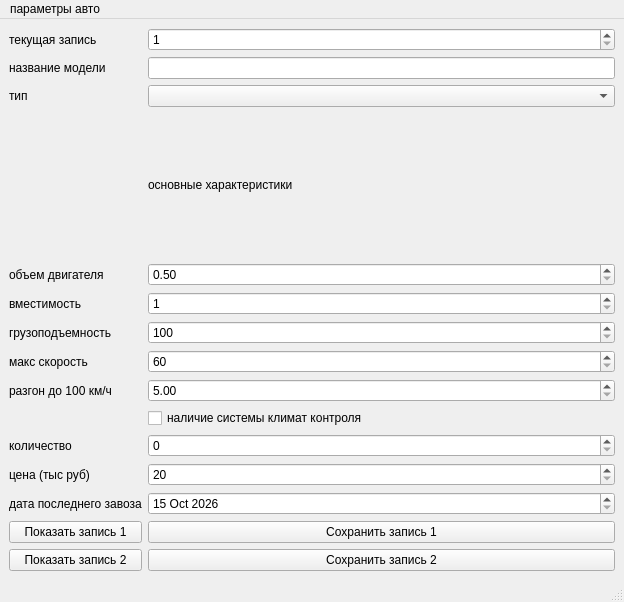
Above: mainwindow.ui from policinskijandrej65-cell/nvtsuk1 before the change. Below: the same form after it.
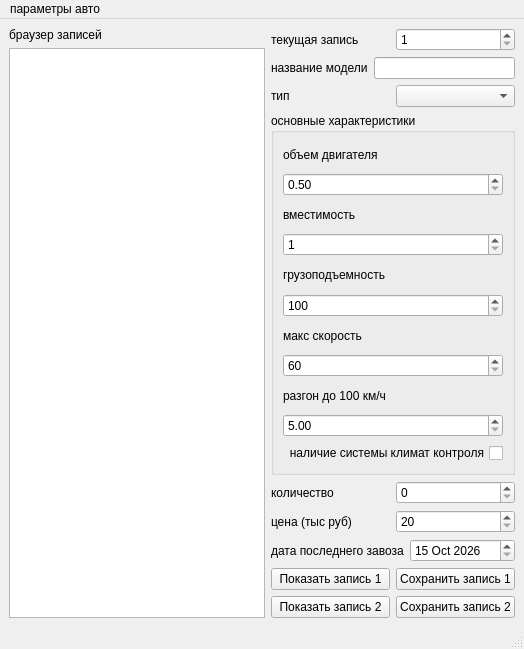
That is the form after the change.

Commit message: сгруппировал кнопки и сделал окно растягивающееся

```diff
--- a/mainwindow.ui
+++ b/mainwindow.ui
@@ -6,8 +6,8 @@
    <rect>
     <x>0</x>
     <y>0</y>
-    <width>624</width>
-    <height>602</height>
+    <width>524</width>
+    <height>649</height>
    </rect>
   </property>
   <property name="windowTitle">
@@ -17,56 +17,52 @@
    <string>&lt;html&gt;&lt;head/&gt;&lt;body&gt;&lt;p&gt;вместимость&lt;/p&gt;&lt;p&gt;&lt;br/&gt;&lt;/p&gt;&lt;/body&gt;&lt;/html&gt;</string>
   </property>
   <widget class="QWidget" name="centralwidget">
-   <layout class="QGridLayout" name="gridLayout">
-    <item row="0" column="0">
+   <layout class="QGridLayout" name="gridLayout_2">
+    <item row="0" column="0" rowspan="9">
+     <layout class="QVBoxLayout" name="verticalLayout">
+      <item>
+       <widget class="QLabel" name="label_7">
+        <property name="text">
+         <string>браузер записей</string>
+        </property>
+       </widget>
+      </item>
+      <item>
+       <widget class="QListWidget" name="listWidget"/>
+      </item>
+     </layout>
+    </item>
+    <item row="0" column="1">
+     <layout class="QHBoxLayout" name="horizontalLayout_4">
+      <item>
      <widget class="QLabel" name="label_6">
       <property name="text">
        <string>текущая запись</string>
       </property>
      </widget>
     </item>
-    <item row="13" column="2">
-     <widget class="QSpinBox" name="amount">
-      <property name="maximum">
-       <number>1000</number>
-      </property>
-     </widget>
-    </item>
-    <item row="7" column="2">
-     <widget class="QSpinBox" name="human_capacity">
+      <item>
+       <widget class="QSpinBox" name="current_session">
       <property name="minimum">
        <number>1</number>
       </property>
       <property name="maximum">
-       <number>300</number>
+         <number>2</number>
       </property>
      </widget>
     </item>
-    <item row="7" column="0">
-     <widget class="QLabel" name="label">
-      <property name="text">
-       <string>вместимость</string>
-      </property>
-     </widget>
+     </layout>
     </item>
-    <item row="14" column="2">
-     <widget class="QSpinBox" name="price">
-      <property name="minimum">
-       <number>20</number>
-      </property>
-      <property name="maximum">
-       <number>3000</number>
-      </property>
-     </widget>
-    </item>
-    <item row="3" column="0">
-     <widget class="QLabel" name="label_4">
+    <item row="1" column="1">
+     <layout class="QHBoxLayout" name="horizontalLayout">
+      <item>
+       <widget class="QLabel" name="label_5">
       <property name="text">
-       <string>тип</string>
+         <string>название модели</string>
       </property>
      </widget>
     </item>
-    <item row="1" column="2">
+      <item>
      <widget class="QLineEdit" name="brand_name">
       <property name="text">
        <string/>
@@ -76,14 +72,73 @@
       </property>
      </widget>
     </item>
-    <item row="8" column="0">
+     </layout>
+    </item>
+    <item row="2" column="1">
+     <layout class="QHBoxLayout" name="horizontalLayout_2">
+      <item>
+       <widget class="QLabel" name="label_4">
+        <property name="text">
+         <string>тип</string>
+        </property>
+       </widget>
+      </item>
+      <item>
+       <widget class="QComboBox" name="type_selector"/>
+      </item>
+     </layout>
+    </item>
+    <item row="3" column="1">
+     <widget class="QGroupBox" name="groupBox">
+      <property name="title">
+       <string>основные характеристики</string>
+      </property>
+      <layout class="QGridLayout" name="gridLayout">
+       <item row="0" column="0">
+        <widget class="QLabel" name="label_9">
+         <property name="text">
+          <string>объем двигателя</string>
+         </property>
+        </widget>
+       </item>
+       <item row="1" column="0">
+        <widget class="QDoubleSpinBox" name="engine_v">
+         <property name="minimum">
+          <double>0.500000000000000</double>
+         </property>
+         <property name="maximum">
+          <double>30.000000000000000</double>
+         </property>
+         <property name="singleStep">
+          <double>0.050000000000000</double>
+         </property>
+        </widget>
+       </item>
+       <item row="2" column="0">
+        <widget class="QLabel" name="label">
+         <property name="text">
+          <string>вместимость</string>
+         </property>
+        </widget>
+       </item>
+       <item row="3" column="0">
+        <widget class="QSpinBox" name="human_capacity">
+         <property name="minimum">
+          <number>1</number>
+         </property>
+         <property name="maximum">
+          <number>300</number>
+         </property>
+        </widget>
+       </item>
+       <item row="4" column="0">
      <widget class="QLabel" name="label_2">
       <property name="text">
        <string>грузоподъемность</string>
       </property>
      </widget>
     </item>
-    <item row="8" column="2">
+       <item row="5" column="0">
      <widget class="QSpinBox" name="weight_capacity">
       <property name="minimum">
        <number>100</number>
@@ -93,45 +148,14 @@
       </property>
      </widget>
     </item>
-    <item row="1" column="0">
-     <widget class="QLabel" name="label_5">
+       <item row="6" column="0">
+        <widget class="QLabel" name="label_3">
       <property name="text">
-       <string>название модели</string>
+          <string>макс скорость</string>
       </property>
      </widget>
     </item>
-    <item row="0" column="2">
-     <widget class="QSpinBox" name="current_session">
-      <property name="minimum">
-       <number>1</number>
-      </property>
-      <property name="maximum">
-       <number>2</number>
-      </property>
-     </widget>
-    </item>
-    <item row="12" column="2">
-     <widget class="QCheckBox" name="climate_control">
-      <property name="text">
-       <string>наличие системы климат контроля</string>
-      </property>
-     </widget>
-    </item>
-    <item row="14" column="0">
-     <widget class="QLabel" name="label_11">
-      <property name="text">
-       <string>цена (тыс руб)</string>
-      </property>
-     </widget>
-    </item>
-    <item row="17" column="0">
-     <widget class="QPushButton" name="Show_button2">
-      <property name="text">
-       <string>Показать запись 2</string>
-      </property>
-     </widget>
-    </item>
-    <item row="9" column="2">
+       <item row="7" column="0">
      <widget class="QSpinBox" name="max_speed">
       <property name="minimum">
        <number>60</number>
@@ -141,55 +165,14 @@
       </property>
      </widget>
     </item>
-    <item row="16" column="2">
-     <widget class="QPushButton" name="Save_button1">
-      <property name="text">
-       <string>Сохранить запись 1</string>
-      </property>
-     </widget>
-    </item>
-    <item row="6" column="2">
-     <widget class="QDoubleSpinBox" name="engine_v">
-      <property name="minimum">
-       <double>0.500000000000000</double>
-      </property>
-      <property name="maximum">
-       <double>30.000000000000000</double>
-      </property>
-      <property name="singleStep">
-       <double>0.050000000000000</double>
-      </property>
-     </widget>
-    </item>
-    <item row="13" column="0">
-     <widget class="QLabel" name="label_13">
-      <property name="text">
-       <string>количество</string>
-      </property>
-     </widget>
-    </item>
-    <item row="6" column="0">
-     <widget class="QLabel" name="label_9">
-      <property name="text">
-       <string>объем двигателя</string>
-      </property>
-     </widget>
-    </item>
-    <item row="17" column="2">
-     <widget class="QPushButton" name="Save_button2">
-      <property name="text">
-       <string>Сохранить запись 2</string>
-      </property>
-     </widget>
-    </item>
-    <item row="11" column="0">
+       <item row="8" column="0">
      <widget class="QLabel" name="label_8">
       <property name="text">
        <string>разгон до 100 км/ч</string>
       </property>
      </widget>
     </item>
-    <item row="11" column="2">
+       <item row="9" column="0">
      <widget class="QDoubleSpinBox" name="from_1_to_100">
       <property name="minimum">
        <double>5.000000000000000</double>
@@ -202,35 +185,68 @@
       </property>
      </widget>
     </item>
-    <item row="9" column="0">
-     <widget class="QLabel" name="label_3">
+       <item row="10" column="0">
+        <widget class="QCheckBox" name="climate_control">
+         <property name="layoutDirection">
+          <enum>Qt::LayoutDirection::RightToLeft</enum>
+         </property>
       <property name="text">
-       <string>макс скорость</string>
+          <string>наличие системы климат контроля</string>
       </property>
      </widget>
     </item>
-    <item row="15" column="0">
+      </layout>
+     </widget>
+    </item>
+    <item row="4" column="1">
+     <layout class="QHBoxLayout" name="horizontalLayout_3">
+      <item>
+       <widget class="QLabel" name="label_13">
+        <property name="text">
+         <string>количество</string>
+        </property>
+       </widget>
+      </item>
+      <item>
+       <widget class="QSpinBox" name="amount">
+        <property name="maximum">
+         <number>1000</number>
+        </property>
+       </widget>
+      </item>
+     </layout>
+    </item>
+    <item row="5" column="1">
+     <layout class="QHBoxLayout" name="horizontalLayout_5">
+      <item>
+       <widget class="QLabel" name="label_11">
+        <property name="text">
+         <string>цена (тыс руб)</string>
+        </property>
+       </widget>
+      </item>
+      <item>
+       <widget class="QSpinBox" name="price">
+        <property name="minimum">
+         <number>20</number>
+        </property>
+        <property name="maximum">
+         <number>3000</number>
+        </property>
+       </widget>
+      </item>
+     </layout>
+    </item>
+    <item row="6" column="1">
+     <layout class="QHBoxLayout" name="horizontalLayout_6">
+      <item>
      <widget class="QLabel" name="label_12">
       <property name="text">
        <string>дата последнего завоза</string>
       </property>
      </widget>
     </item>
-    <item row="16" column="0">
-     <widget class="QPushButton" name="Show_button1">
-      <property name="text">
-       <string>Показать запись 1</string>
-      </property>
-     </widget>
-    </item>
-    <item row="4" column="2">
-     <widget class="QLabel" name="label_10">
-      <property name="text">
-       <string>основные характеристики</string>
-      </property>
-     </widget>
-    </item>
-    <item row="15" column="2">
+      <item>
      <widget class="QDateEdit" name="date_last_delivery">
       <property name="maximumDate">
        <date>
@@ -248,8 +264,43 @@
       </property>
      </widget>
     </item>
-    <item row="3" column="2">
-     <widget class="QComboBox" name="type_selector"/>
+     </layout>
+    </item>
+    <item row="7" column="1">
+     <layout class="QHBoxLayout" name="horizontalLayout_7">
+      <item>
+       <widget class="QPushButton" name="Show_button1">
+        <property name="text">
+         <string>Показать запись 1</string>
+        </property>
+       </widget>
+      </item>
+      <item>
+       <widget class="QPushButton" name="Save_button1">
+        <property name="text">
+         <string>Сохранить запись 1</string>
+        </property>
+       </widget>
+      </item>
+     </layout>
+    </item>
+    <item row="8" column="1">
+     <layout class="QHBoxLayout" name="horizontalLayout_8">
+      <item>
+       <widget class="QPushButton" name="Show_button2">
+        <property name="text">
+         <string>Показать запись 2</string>
+        </property>
+       </widget>
+      </item>
+      <item>
+       <widget class="QPushButton" name="Save_button2">
+        <property name="text">
+         <string>Сохранить запись 2</string>
+        </property>
+       </widget>
+      </item>
+     </layout>
     </item>
    </layout>
   </widget>
@@ -258,7 +309,7 @@
     <rect>
      <x>0</x>
      <y>0</y>
-     <width>624</width>
+     <width>524</width>
      <height>21</height>
     </rect>
    </property>
```
Lines whose indentation alone changed are shown as unchanged. The commit also changes 3 other files.
